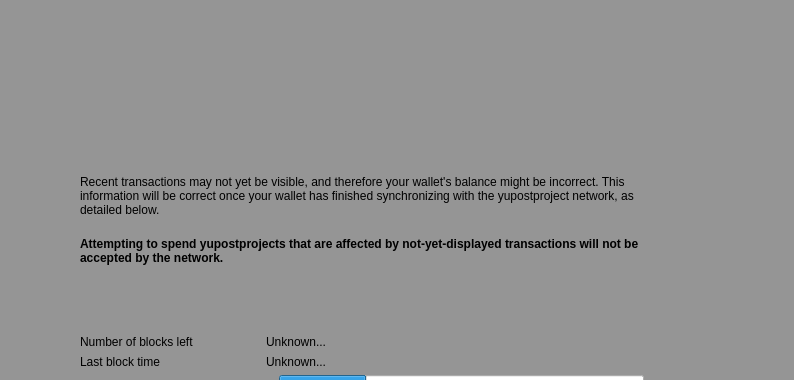
YuPostX/YuPost, file src/qt/forms/modaloverlay.ui: the form before one commit; both pictures show x 130 to 924 and y 0 to 380 of the 924 by 639 pixel window.
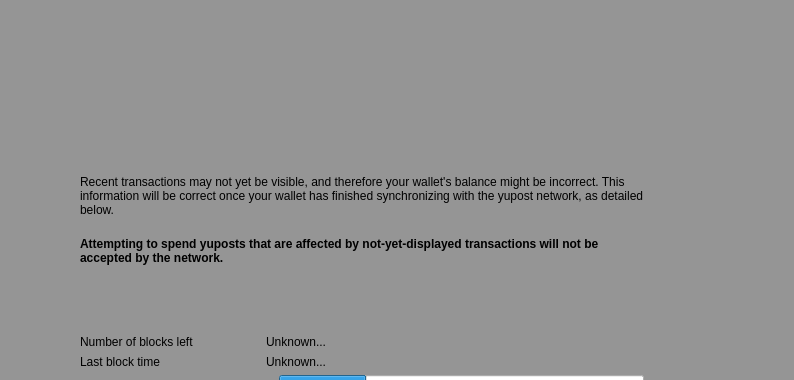
The form after the commit.

```diff
--- a/src/qt/forms/modaloverlay.ui
+++ b/src/qt/forms/modaloverlay.ui
@@ -158,7 +158,7 @@
                  <item>
                   <widget class="QLabel" name="infoText">
                    <property name="text">
-                    <string>Recent transactions may not yet be visible, and therefore your wallet's balance might be incorrect. This information will be correct once your wallet has finished synchronizing with the yupostproject network, as detailed below.</string>
+                    <string>Recent transactions may not yet be visible, and therefore your wallet's balance might be incorrect. This information will be correct once your wallet has finished synchronizing with the yupost network, as detailed below.</string>
                    </property>
                    <property name="textFormat">
                     <enum>Qt::RichText</enum>
@@ -177,7 +177,7 @@
                     </font>
                    </property>
                    <property name="text">
-                    <string>Attempting to spend yupostprojects that are affected by not-yet-displayed transactions will not be accepted by the network.</string>
+                    <string>Attempting to spend yuposts that are affected by not-yet-displayed transactions will not be accepted by the network.</string>
                    </property>
                    <property name="textFormat">
                     <enum>Qt::RichText</enum>
```
